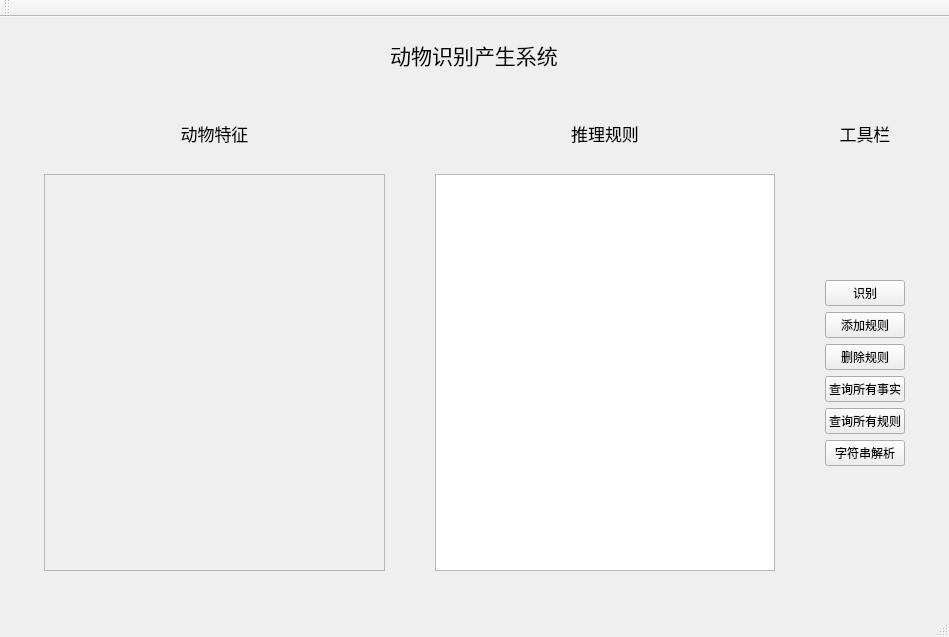
First picture: the form in mainwindow.ui, repository YoferChen/AnimalRecognitionSystem_Qt5, before the edit.
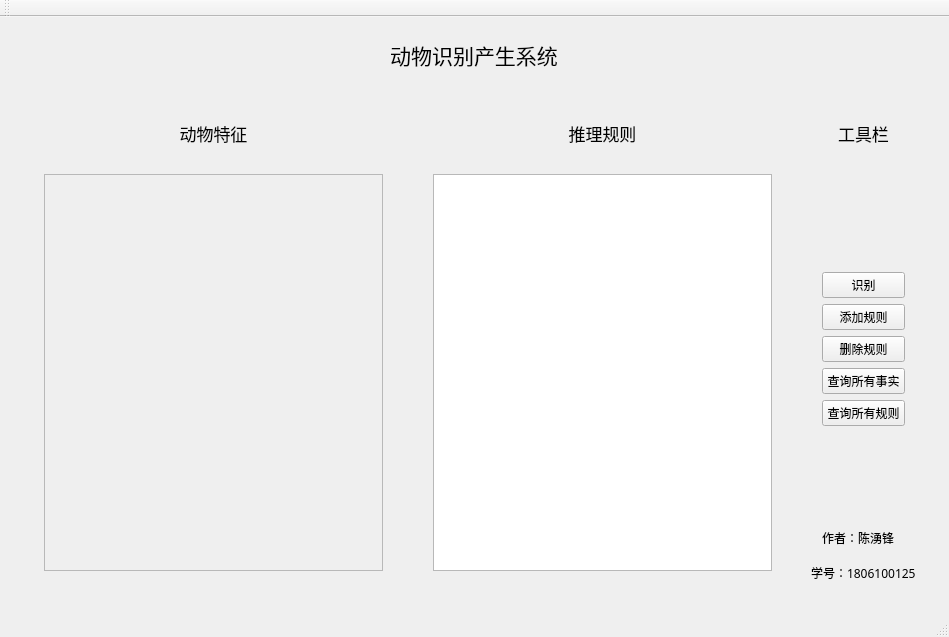
Second picture: the form after the edit.

```diff
--- a/mainwindow.ui
+++ b/mainwindow.ui
@@ -97,7 +97,7 @@
                  <rect>
                   <x>0</x>
                   <y>0</y>
-                  <width>328</width>
+                  <width>321</width>
                   <height>366</height>
                  </rect>
                 </property>
@@ -245,13 +245,6 @@
                </property>
               </widget>
              </item>
-             <item>
-              <widget class="QPushButton" name="pushButton_test">
-               <property name="text">
-                <string>字符串解析</string>
-               </property>
-              </widget>
-             </item>
              <item>
               <spacer name="verticalSpacer_2">
                <property name="orientation">
@@ -265,9 +258,33 @@
                </property>
               </spacer>
              </item>
+             <item>
+              <widget class="QLabel" name="label">
+               <property name="font">
+                <font>
+                 <family>田氏颜体大字库</family>
+                </font>
+               </property>
+               <property name="text">
+                <string>作者：陈湧锋</string>
+               </property>
+              </widget>
+             </item>
             </layout>
            </widget>
           </item>
+          <item>
+           <widget class="QLabel" name="label_2">
+            <property name="font">
+             <font>
+              <family>造字工房悦黑体验版常规体</family>
+             </font>
+            </property>
+            <property name="text">
+             <string>学号：1806100125</string>
+            </property>
+           </widget>
+          </item>
          </layout>
         </widget>
        </item>
```
